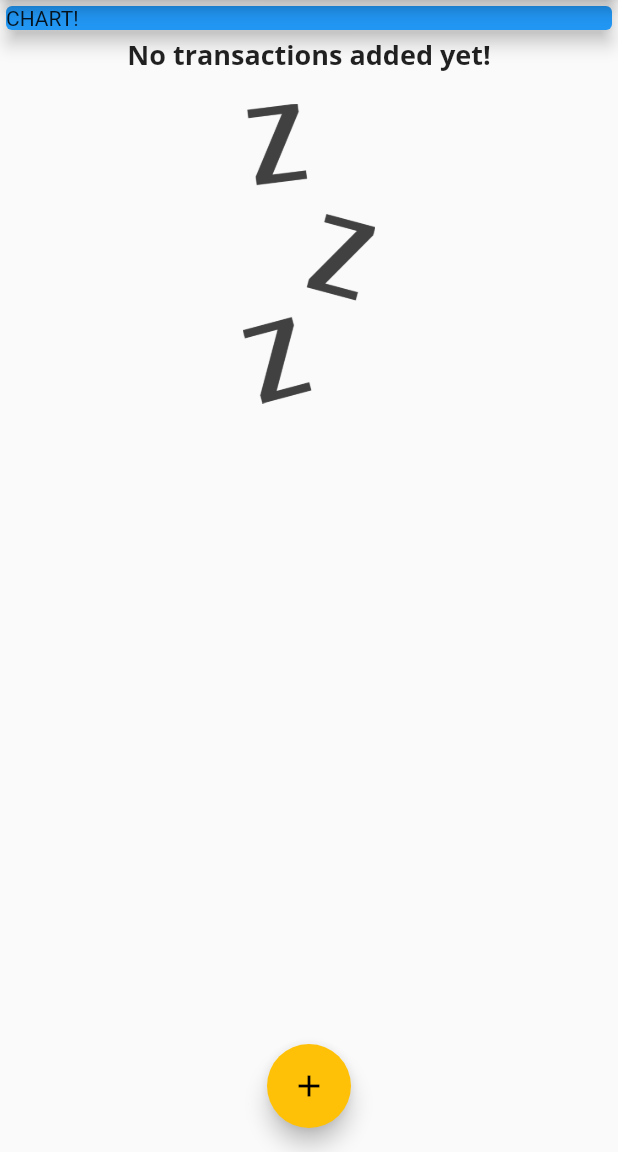
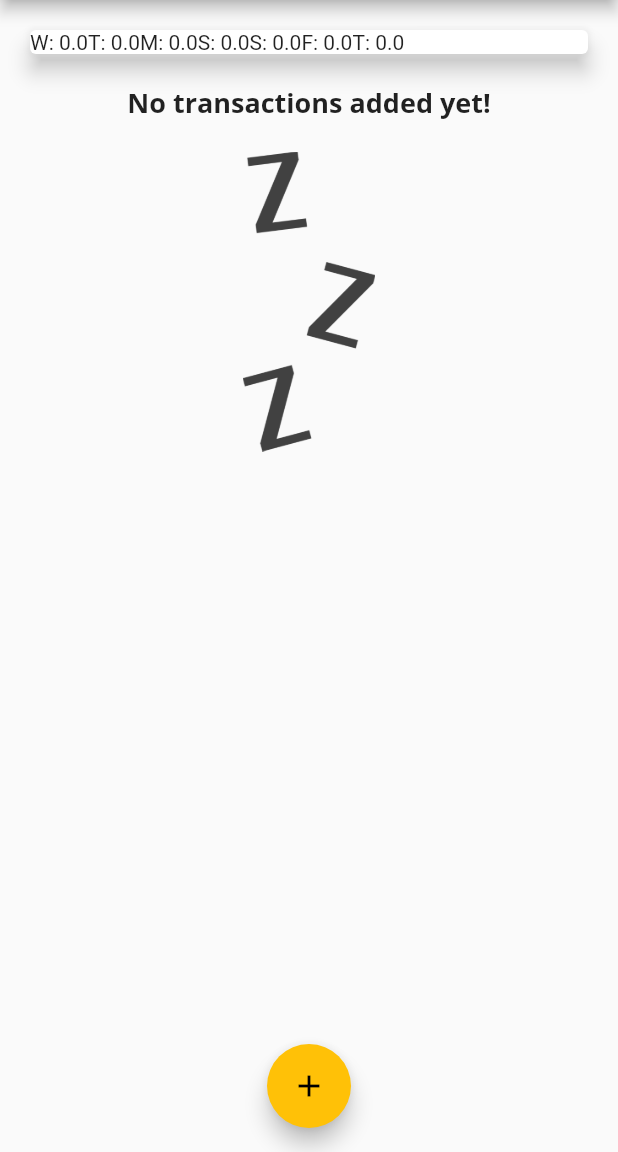
Before and after one commit to ayoline/Personal-Expenses-app, a Flutter app: the screen it shows after launch, on a phone screen of 412 x 824 dp, the part 84-1236 px from its top. Run offline on Flutter 3.47's test engine with Material 2 defaults, Android fonts, the phone set to English and light mode, and no system bars.

Commit message:
update with some modifications

```diff
--- a/lib/main.dart
+++ b/lib/main.dart
@@ -1,5 +1,6 @@
 import 'package:flutter/material.dart';
 
+import './widgets/chart.dart';
 import './widgets/new_transaction.dart';
 import './widgets/transaction_list.dart';
 import './models/transaction.dart';
@@ -60,6 +61,16 @@ class _MyHomePageState extends State<MyHomePage> {
     // ),
   ];
 
+  List<Transaction> get _recentTransaction {
+    return _userTransactions.where((tx) {
+      return tx.date!.isAfter(
+        DateTime.now().subtract(
+          const Duration(days: 7),
+        ),
+      );
+    }).toList();
+  }
+
   void _addNewTransaction(String txTitle, double txAmount) {
     final newTx = Transaction(
       id: DateTime.now().toString(),
@@ -104,14 +115,7 @@ class _MyHomePageState extends State<MyHomePage> {
           crossAxisAlignment: CrossAxisAlignment.stretch,
           children: [
             // ignore: sized_box_for_whitespace
-            Container(
-              width: double.infinity,
-              child: const Card(
-                color: Colors.blue,
-                child: Text('CHART!'),
-                elevation: 5,
-              ),
-            ),
+            Chart(_recentTransaction),
             TransactionList(_userTransactions)
           ],
         ),
--- a/lib/widgets/chart.dart
+++ b/lib/widgets/chart.dart
@@ -23,7 +23,7 @@ class Chart extends StatelessWidget {
         }
       }
       return {
-        'day': DateFormat.E(weekDay),
+        'day': DateFormat.E().format(weekDay).substring(0, 1),
         'amount': totalSum,
       };
     });
@@ -35,7 +35,9 @@ class Chart extends StatelessWidget {
       elevation: 6,
       margin: const EdgeInsets.all(20),
       child: Row(
-        children: [],
+        children: groupedTransactionValues.map((data) {
+          return Text('${data['day']}: ${data['amount']}');
+        }).toList(),
       ),
     );
   }
```
Also changed, not shown: lib/widgets/chart_bar.dart (added, +55 -0 lines).
